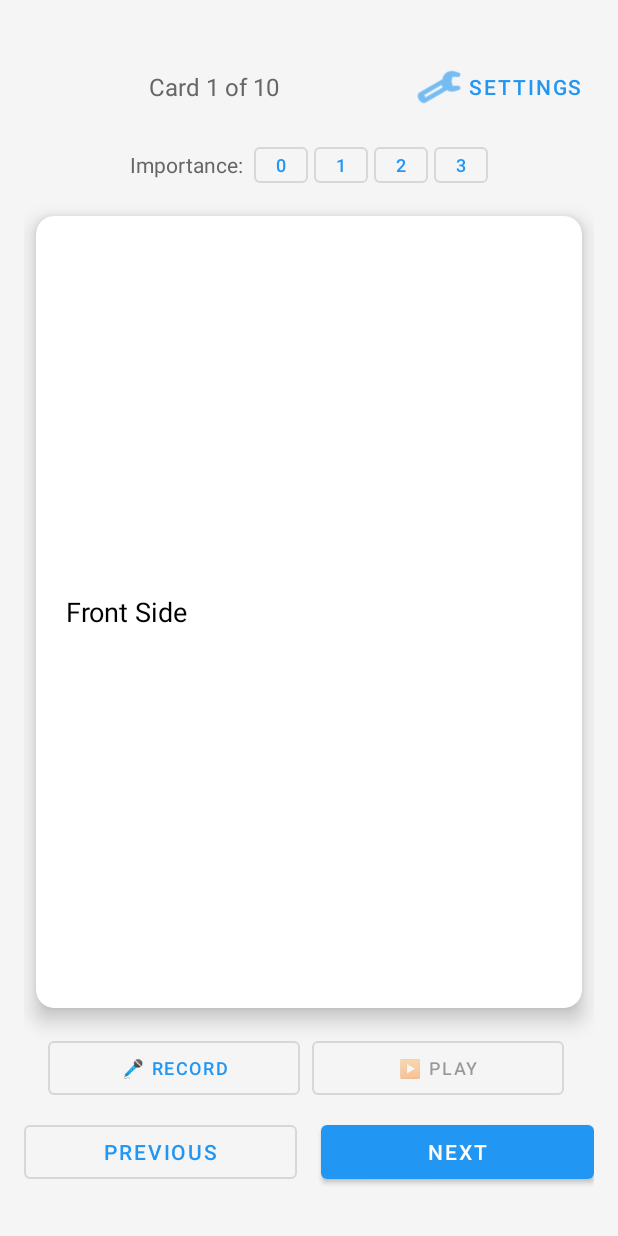
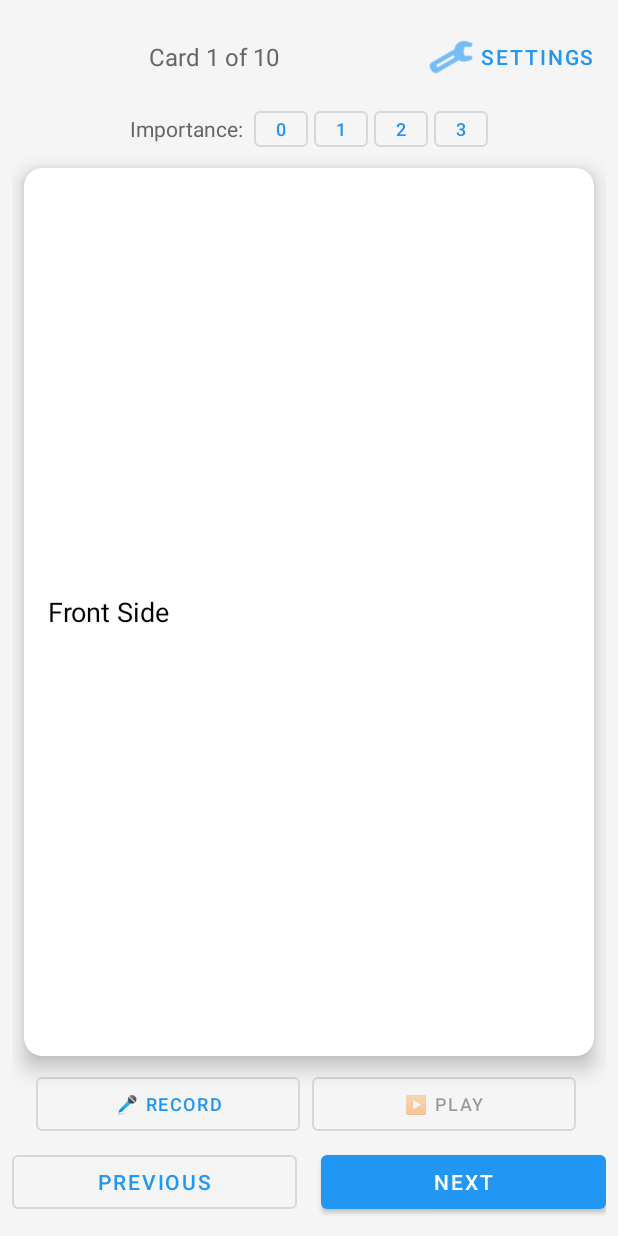
Before and after one commit to paulica1211/flashcards, an Android app: the FlashcardActivity screen opened directly, with no data from a screen before it, on a phone screen of 412 x 824 dp. Run offline under Robolectric (Android 15) with nearby library versions, the light colour scheme and no system bars.

Commit message:
feat: Enhance flashcard UI with back navigation and audio controls, update layout margins, and add icon resizing script

```diff
--- a/android/app/src/main/AndroidManifest.xml
+++ b/android/app/src/main/AndroidManifest.xml
@@ -37,7 +37,6 @@
 
         <activity
             android:name=".ui.FlashcardActivity"
-            android:configChanges="orientation|screenSize"
             android:exported="false"
             android:theme="@style/AppTheme" />
 
--- a/android/app/src/main/java/com/flashcardapp/ui/SettingsActivity.java
+++ b/android/app/src/main/java/com/flashcardapp/ui/SettingsActivity.java
@@ -39,6 +39,7 @@ public class SettingsActivity extends AppCompatActivity {
     private MaterialButton selectSheetButton;
     private MaterialButton jumpToCardButton;
     private MaterialButton resetProgressButton;
+    private MaterialButton backToFlashcardsButton;
     private SharedPreferences prefs;
     private QuizApiService apiService;
 
@@ -65,6 +66,7 @@ public class SettingsActivity extends AppCompatActivity {
         selectSheetButton = findViewById(R.id.selectSheetButton);
         jumpToCardButton = findViewById(R.id.jumpToCardButton);
         resetProgressButton = findViewById(R.id.resetProgressButton);
+        backToFlashcardsButton = findViewById(R.id.backToFlashcardsButton);
     }
 
     private void loadApiUrl() {
@@ -125,6 +127,7 @@ public class SettingsActivity extends AppCompatActivity {
         selectSheetButton.setOnClickListener(v -> fetchAndShowSheetSelection());
         jumpToCardButton.setOnClickListener(v -> showJumpToCardDialog());
         resetProgressButton.setOnClickListener(v -> resetProgress());
+        backToFlashcardsButton.setOnClickListener(v -> finish());
     }
 
     private void saveApiUrl() {
--- /dev/null
+++ b/android/app/src/main/res/layout-land/activity_flashcard.xml
@@ -0,0 +1,249 @@
+<?xml version="1.0" encoding="utf-8"?>
+<RelativeLayout xmlns:android="http://schemas.android.com/apk/res/android"
+    xmlns:app="http://schemas.android.com/apk/res-auto"
+    android:layout_width="match_parent"
+    android:layout_height="match_parent"
+    android:padding="8dp"
+    android:background="#F5F5F5">
+
+    <!-- Compact Top Bar - Single Row with Progress, Importance, and Settings -->
+    <LinearLayout
+        android:id="@+id/topBar"
+        android:layout_width="match_parent"
+        android:layout_height="wrap_content"
+        android:layout_marginTop="0dp"
+        android:orientation="horizontal"
+        android:gravity="center_vertical">
+
+        <!-- Card Progress -->
+        <TextView
+            android:id="@+id/cardProgressText"
+            android:layout_width="0dp"
+            android:layout_height="wrap_content"
+            android:layout_weight="1"
+            android:text="Card 1 of 10"
+            android:textSize="14sp"
+            android:textColor="#666666"
+            android:gravity="start|center_vertical" />
+
+        <!-- Importance Label -->
+        <TextView
+            android:layout_width="wrap_content"
+            android:layout_height="wrap_content"
+            android:text="Imp: "
+            android:textSize="11sp"
+            android:textColor="#666666"
+            android:layout_marginEnd="2dp" />
+
+        <!-- Importance Buttons -->
+        <com.google.android.material.button.MaterialButton
+            android:id="@+id/importance0Button"
+            android:layout_width="28dp"
+            android:layout_height="28dp"
+            android:minWidth="0dp"
+            android:minHeight="0dp"
+            android:insetTop="0dp"
+            android:insetBottom="0dp"
+            android:padding="0dp"
+            android:text="0"
+            android:textSize="12sp"
+            android:layout_marginEnd="2dp"
+            style="@style/Widget.MaterialComponents.Button.OutlinedButton" />
+
+        <com.google.android.material.button.MaterialButton
+            android:id="@+id/importance1Button"
+            android:layout_width="28dp"
+            android:layout_height="28dp"
+            android:minWidth="0dp"
+            android:minHeight="0dp"
+            android:insetTop="0dp"
+            android:insetBottom="0dp"
+            android:padding="0dp"
+            android:text="1"
+            android:textSize="12sp"
+            android:layout_marginEnd="2dp"
+            style="@style/Widget.MaterialComponents.Button.OutlinedButton" />
+
+        <com.google.android.material.button.MaterialButton
+            android:id="@+id/importance2Button"
+            android:layout_width="28dp"
+            android:layout_height="28dp"
+            android:minWidth="0dp"
+            android:minHeight="0dp"
+            android:insetTop="0dp"
+            android:insetBottom="0dp"
+            android:padding="0dp"
+            android:text="2"
+            android:textSize="12sp"
+            android:layout_marginEnd="2dp"
+            style="@style/Widget.MaterialComponents.Button.OutlinedButton" />
+
+        <com.google.android.material.button.MaterialButton
+            android:id="@+id/importance3Button"
+            android:layout_width="28dp"
+            android:layout_height="28dp"
+            android:minWidth="0dp"
+            android:minHeight="0dp"
+            android:insetTop="0dp"
+            android:insetBottom="0dp"
+            android:padding="0dp"
+            android:text="3"
+            android:textSize="12sp"
+            android:layout_marginEnd="4dp"
+            style="@style/Widget.MaterialComponents.Button.OutlinedButton" />
+
+        <!-- Settings Button -->
+        <com.google.android.material.button.MaterialButton
+            android:id="@+id/settingsButton"
+            android:layout_width="wrap_content"
+            android:layout_height="wrap_content"
+            android:text="Settings"
+            app:icon="@android:drawable/ic_menu_preferences"
+            style="@style/Widget.MaterialComponents.Button.TextButton" />
+
+    </LinearLayout>
+
+    <!-- Combined Bottom Bar - Audio Controls + Navigation Buttons -->
+    <LinearLayout
+        android:id="@+id/navigationButtons"
+        android:layout_width="match_parent"
+        android:layout_height="wrap_content"
+        android:layout_alignParentBottom="true"
+        android:layout_marginBottom="0dp"
+        android:orientation="horizontal"
+        android:gravity="center">
+
+        <!-- Audio Controls on Left Side -->
+        <com.google.android.material.button.MaterialButton
+            android:id="@+id/recordButton"
+            android:layout_width="0dp"
+            android:layout_height="wrap_content"
+            android:layout_weight="1"
+            android:layout_marginEnd="3dp"
+            android:text="🎤"
+            android:textSize="12sp"
+            android:paddingStart="4dp"
+            android:paddingEnd="4dp"
+            style="@style/Widget.MaterialComponents.Button.OutlinedButton" />
+
+        <com.google.android.material.button.MaterialButton
+            android:id="@+id/playButton"
+            android:layout_width="0dp"
+            android:layout_height="wrap_content"
+            android:layout_weight="1"
+            android:layout_marginEnd="8dp"
+            android:text="▶️"
+            android:textSize="12sp"
+            android:paddingStart="4dp"
+            android:paddingEnd="4dp"
+            android:enabled="false"
+            style="@style/Widget.MaterialComponents.Button.OutlinedButton" />
+
+        <com.google.android.material.button.MaterialButton
+            android:id="@+id/deleteAudioButton"
+            android:layout_width="wrap_content"
+            android:layout_height="wrap_content"
+            android:layout_marginEnd="8dp"
+            android:minWidth="0dp"
+            android:text="🗑"
+            android:visibility="gone"
+            style="@style/Widget.MaterialComponents.Button.TextButton" />
+
+        <!-- Navigation Buttons on Right Side -->
+        <com.google.android.material.button.MaterialButton
+            android:id="@+id/previousButton"
+            android:layout_width="0dp"
+            android:layout_height="wrap_content"
+            android:layout_weight="1.2"
+            android:layout_marginEnd="4dp"
+            android:text="Previous"
+            android:textSize="12sp"
+            style="@style/Widget.MaterialComponents.Button.OutlinedButton" />
+
+        <com.google.android.material.button.MaterialButton
+            android:id="@+id/nextButton"
+            android:layout_width="0dp"
+            android:layout_height="wrap_content"
+            android:layout_weight="1.2"
+            android:text="Next"
+            android:textSize="12sp"
+            style="@style/Widget.MaterialComponents.Button" />
+
+    </LinearLayout>
+
+    <!-- Flashcard Container - Takes Maximum Available Height -->
+    <androidx.cardview.widget.CardView
+        android:id="@+id/flashcardContainer"
+        android:layout_width="match_parent"
+        android:layout_height="match_parent"
+        android:layout_below="@id/topBar"
+        android:layout_above="@id/navigationButtons"
+        android:layout_marginTop="4dp"
+        android:layout_marginBottom="4dp"
+        android:layout_marginStart="8dp"
+        android:layout_marginEnd="8dp"
+        app:cardCornerRadius="12dp"
+        app:cardElevation="8dp"
+        android:clickable="true"
+        android:focusable="true">
+
+        <ScrollView
+            android:id="@+id/scrollView"
+            android:layout_width="match_parent"
+            android:layout_height="match_parent"
+            android:padding="12dp"
+            android:fillViewport="true"
+            android:scrollbars="vertical">
+
+            <LinearLayout
+                android:layout_width="match_parent"
+                android:layout_height="match_parent"
+                android:orientation="vertical"
+                android:gravity="center">
+
+                <!-- Front Side Text -->
+                <TextView
+                    android:id="@+id/frontSideText"
+                    android:layout_width="match_parent"
+                    android:layout_height="wrap_content"
+                    android:text="Front Side"
+                    android:textSize="18sp"
+                    android:textColor="#000000"
+                    android:lineSpacingMultiplier="1.3"
+                    android:visibility="visible"
+                    android:scrollbars="vertical" />
+
+                <!-- Back Side Text -->
+                <TextView
+                    android:id="@+id/backSideText"
+                    android:layout_width="match_parent"
+                    android:layout_height="wrap_content"
+                    android:text="Back Side"
+                    android:textSize="18sp"
+                    android:textColor="#000000"
+                    android:lineSpacingMultiplier="1.3"
+                    android:visibility="gone"
+                    android:scrollbars="vertical" />
+
+            </LinearLayout>
+
+        </ScrollView>
+
+    </androidx.cardview.widget.CardView>
+
+    <!-- Audio Controls (hidden, for compatibility) -->
+    <LinearLayout
+        android:id="@+id/audioControls"
+        android:layout_width="0dp"
+        android:layout_height="0dp"
+        android:visibility="gone" />
+
+    <!-- Loading indicator -->
+    <ProgressBar
+        android:id="@+id/progressBar"
+        android:layout_width="wrap_content"
+        android:layout_height="wrap_content"
+        android:layout_centerInParent="true"
+        android:visibility="gone" />
+
+</RelativeLayout>
--- a/android/app/src/main/res/layout/activity_flashcard.xml
+++ b/android/app/src/main/res/layout/activity_flashcard.xml
@@ -3,7 +3,7 @@
     xmlns:app="http://schemas.android.com/apk/res-auto"
     android:layout_width="match_parent"
     android:layout_height="match_parent"
-    android:padding="16dp"
+    android:padding="8dp"
     android:background="#F5F5F5">
 
     <!-- Top Bar with Progress and Settings -->
@@ -11,7 +11,7 @@
         android:id="@+id/topBar"
         android:layout_width="match_parent"
         android:layout_height="wrap_content"
-        android:layout_marginTop="16dp"
+        android:layout_marginTop="4dp"
         android:orientation="vertical">
 
         <LinearLayout
@@ -44,7 +44,7 @@
         <LinearLayout
             android:layout_width="match_parent"
             android:layout_height="wrap_content"
-            android:layout_marginTop="8dp"
+            android:layout_marginTop="4dp"
             android:orientation="horizontal"
             android:gravity="center">
 
@@ -113,7 +113,7 @@
         android:layout_width="match_parent"
         android:layout_height="wrap_content"
         android:layout_above="@id/navigationButtons"
-        android:layout_marginBottom="8dp"
+        android:layout_marginBottom="4dp"
         android:orientation="horizontal"
         android:gravity="center"
         android:paddingStart="16dp"
@@ -158,7 +158,7 @@
         android:layout_width="match_parent"
         android:layout_height="wrap_content"
         android:layout_alignParentBottom="true"
-        android:layout_marginBottom="16dp"
+        android:layout_marginBottom="4dp"
         android:orientation="horizontal"
         android:gravity="center">
 
@@ -189,8 +189,8 @@
         android:layout_height="wrap_content"
         android:layout_below="@id/topBar"
         android:layout_above="@id/audioControls"
-        android:layout_marginTop="16dp"
-        android:layout_marginBottom="16dp"
+        android:layout_marginTop="8dp"
+        android:layout_marginBottom="8dp"
         android:layout_marginStart="8dp"
         android:layout_marginEnd="8dp"
         app:cardCornerRadius="12dp"
@@ -202,7 +202,7 @@
             android:id="@+id/scrollView"
             android:layout_width="match_parent"
             android:layout_height="match_parent"
-            android:padding="20dp"
+            android:padding="16dp"
             android:fillViewport="true"
             android:scrollbars="vertical">
 
--- a/android/app/src/main/res/layout/activity_settings.xml
+++ b/android/app/src/main/res/layout/activity_settings.xml
@@ -192,6 +192,16 @@
 
         </com.google.android.material.card.MaterialCardView>
 
+        <!-- Back to Flashcards Button -->
+        <com.google.android.material.button.MaterialButton
+            android:id="@+id/backToFlashcardsButton"
+            android:layout_width="match_parent"
+            android:layout_height="wrap_content"
+            android:layout_marginTop="24dp"
+            android:text="Back to Flashcards"
+            app:icon="@android:drawable/ic_menu_revert"
+            style="@style/Widget.MaterialComponents.Button" />
+
     </LinearLayout>
 
 </ScrollView>
```
Also changed, not shown: 4 other files.
